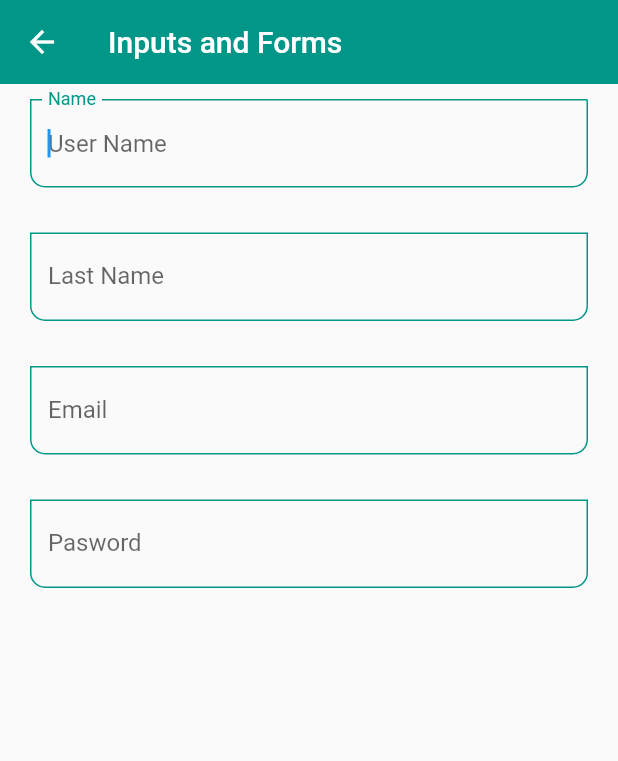
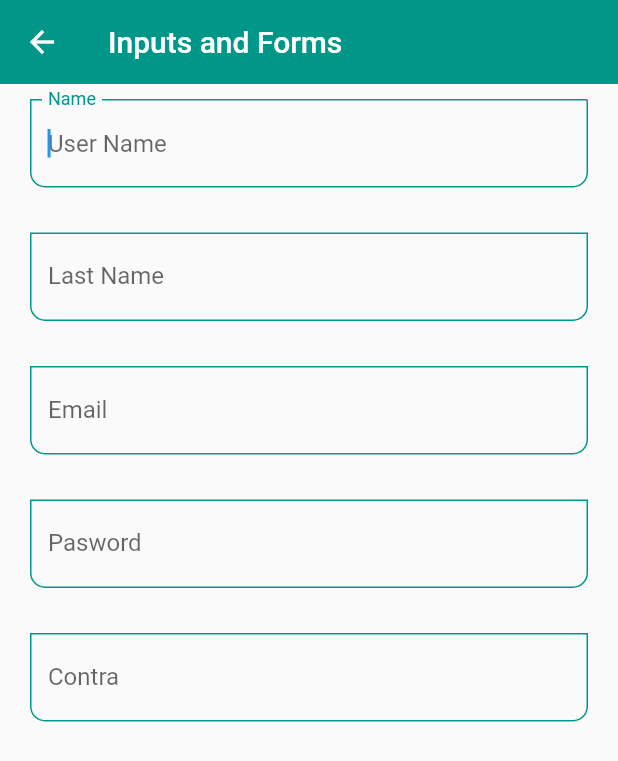
Before and after one commit to bastndev/Flutter-ListView-1, a Flutter app: the InputssScreen screen opened by its route, on a phone screen of 412 x 824 dp. Shown: the top 761 px of the screen. Run offline on Flutter 3.47's test engine with Material 2 defaults, Android fonts, the light colour scheme and no system bars.

Commit message:
Versin 20.0 contra (#4)

```diff
--- a/lib/screens/inputs_screen.dart
+++ b/lib/screens/inputs_screen.dart
@@ -27,6 +27,9 @@ class InputssScreen extends StatelessWidget {
 
               SizedBox(height: 30,),
               CustomInputField( labelText: 'Pasword', hintText: 'User Pasword', obscureText: true,),
+
+              SizedBox(height: 30,),
+              CustomInputField( labelText: 'Contra', hintText: 'User Pasword', obscureText: true,),
             ]
           ),
         ),
```
